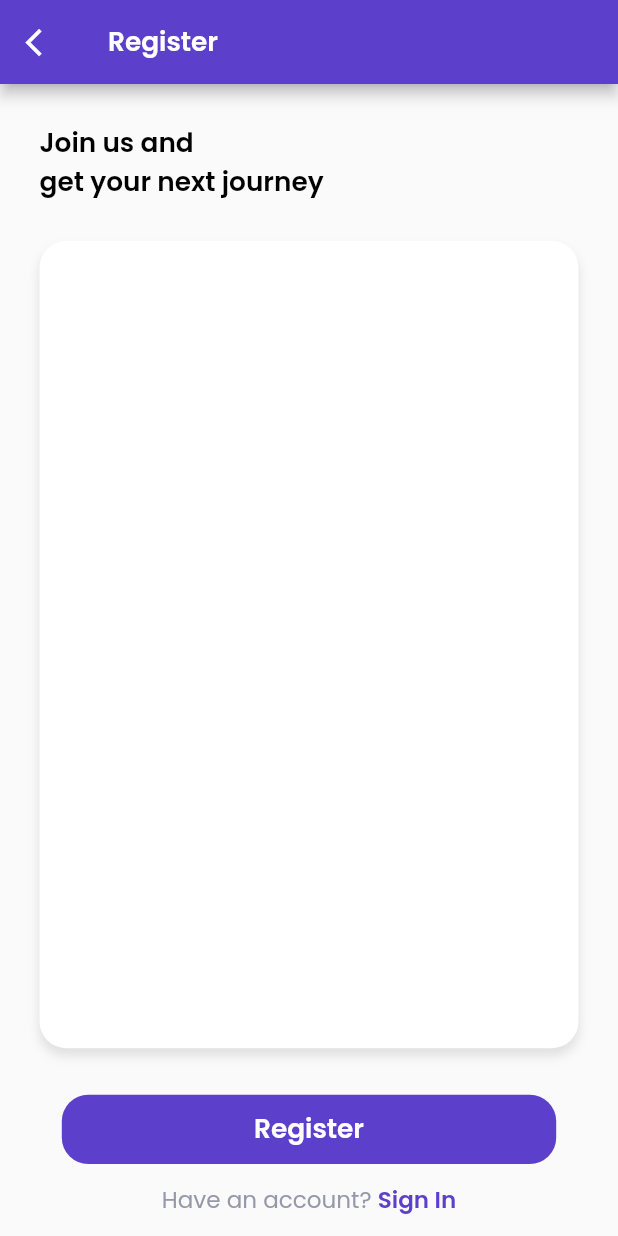
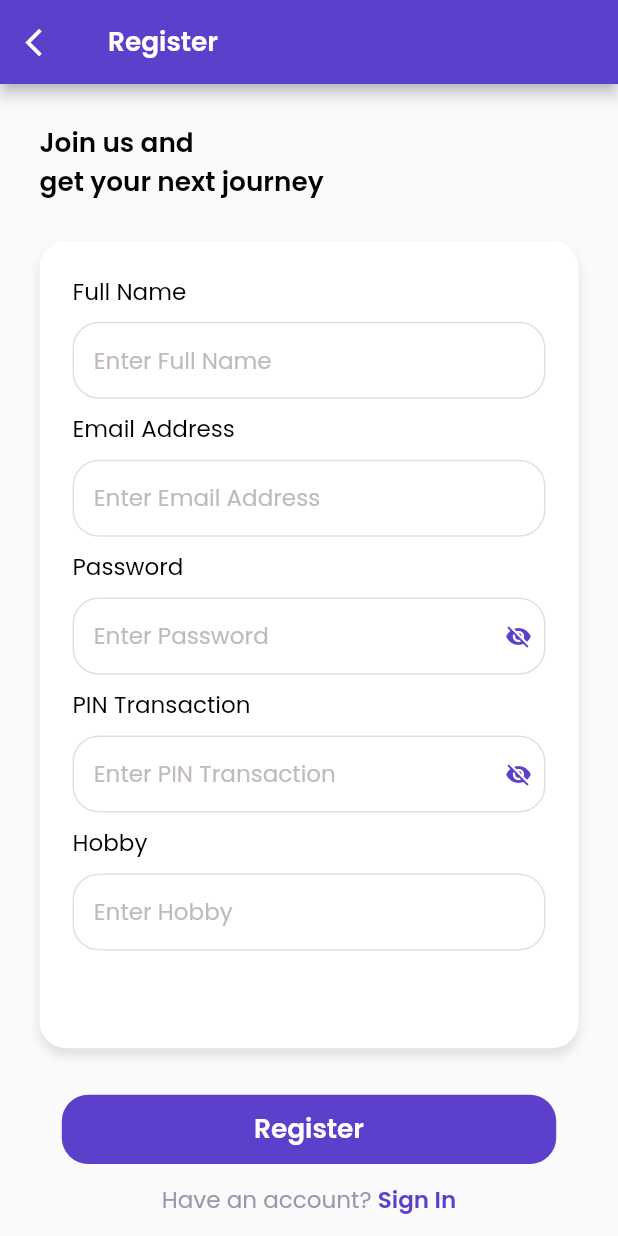
Before and after one commit to fathulaziss/airpedia, a Flutter app: the RegisterView screen opened by its route, on a phone screen of 412 x 824 dp. Run offline on Flutter 3.47's test engine with Material 2 defaults, Android fonts, the phone set to English and light mode, and no system bars; our stand-ins replace dio, dropdown_button2, flutter_screenutil, flutter_spinkit, fluttertoast, get and 4 more; missing offline and left inert: colored_json, easy_mask, flutter_jailbreak_detection; accounts and stored records are empty; project files that could hold a hidden picture were left out.

Commit message:
update register view

```diff
--- a/lib/app/modules/register/views/register_view.dart
+++ b/lib/app/modules/register/views/register_view.dart
@@ -3,8 +3,13 @@ import 'package:airpedia/styles/styles.dart';
 import 'package:airpedia/widgets/buttons/button_primary.dart';
 import 'package:airpedia/widgets/buttons/button_text_rich.dart';
 import 'package:airpedia/widgets/cards/card_app.dart';
+import 'package:airpedia/widgets/inputs/input_email.dart';
+
+import 'package:airpedia/widgets/inputs/input_password.dart';
+import 'package:airpedia/widgets/inputs/input_primary.dart';
 import 'package:airpedia/widgets/pages/page_default.dart';
 import 'package:flutter/material.dart';
+import 'package:flutter/services.dart';
 import 'package:flutter_screenutil/flutter_screenutil.dart';
 import 'package:get/get.dart';
 
@@ -51,9 +56,44 @@ class RegisterView extends GetView<RegisterController> {
               child: CardApp(
                 width: double.infinity,
                 radius: Insets.lg,
-                padding: EdgeInsets.all(Insets.lg),
+                padding: EdgeInsets.all(Insets.xl),
                 isShowShadows: true,
                 shadows: Shadows.universal,
+                child: SingleChildScrollView(
+                  child: Column(
+                    children: [
+                      InputPrimary(
+                        label: 'Full Name',
+                        hint: 'Enter Full Name',
+                        onChanged: (value) {},
+                      ),
+                      InputEmail(
+                        label: 'Email Address',
+                        hint: 'Enter Email Address',
+                        value: (value) {},
+                      ),
+                      InputPassword(
+                        label: 'Password',
+                        hint: 'Enter Password',
+                        value: (value) {},
+                      ),
+                      InputPassword(
+                        label: 'PIN Transaction',
+                        hint: 'Enter PIN Transaction',
+                        keyboardType: TextInputType.number,
+                        inputFormatters: [
+                          FilteringTextInputFormatter.digitsOnly,
+                        ],
+                        value: (value) {},
+                      ),
+                      InputPrimary(
+                        label: 'Hobby',
+                        hint: 'Enter Hobby',
+                        onChanged: (value) {},
+                      ),
+                    ],
+                  ),
+                ),
               ),
             )
           ],
```
